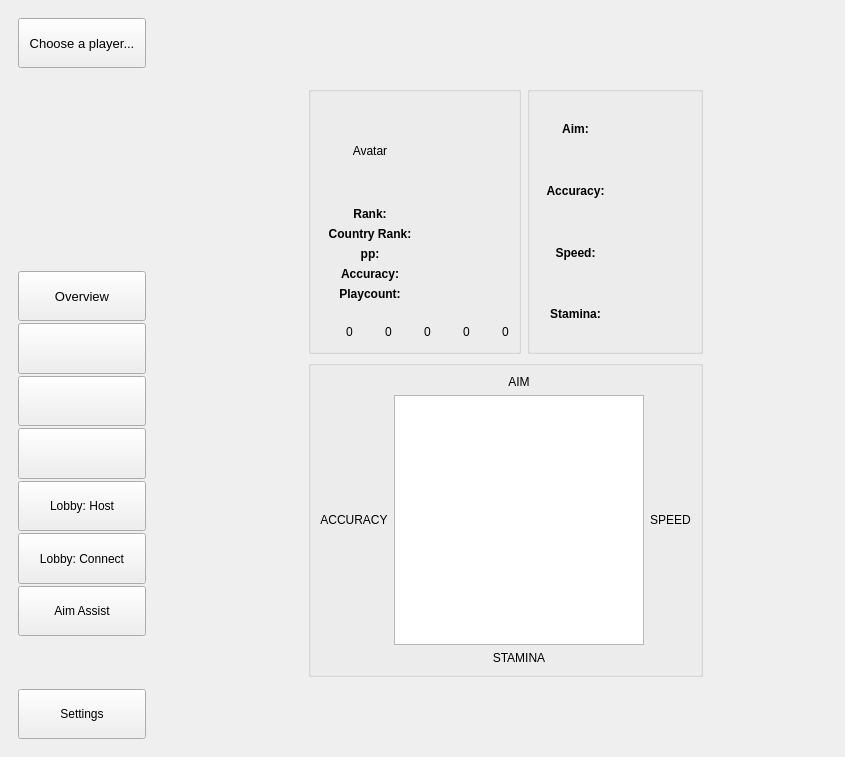
The window that osu-master/mainwindow.ui (PrefectSol/osu-master) describes before a commit, drawn with Qt 5.
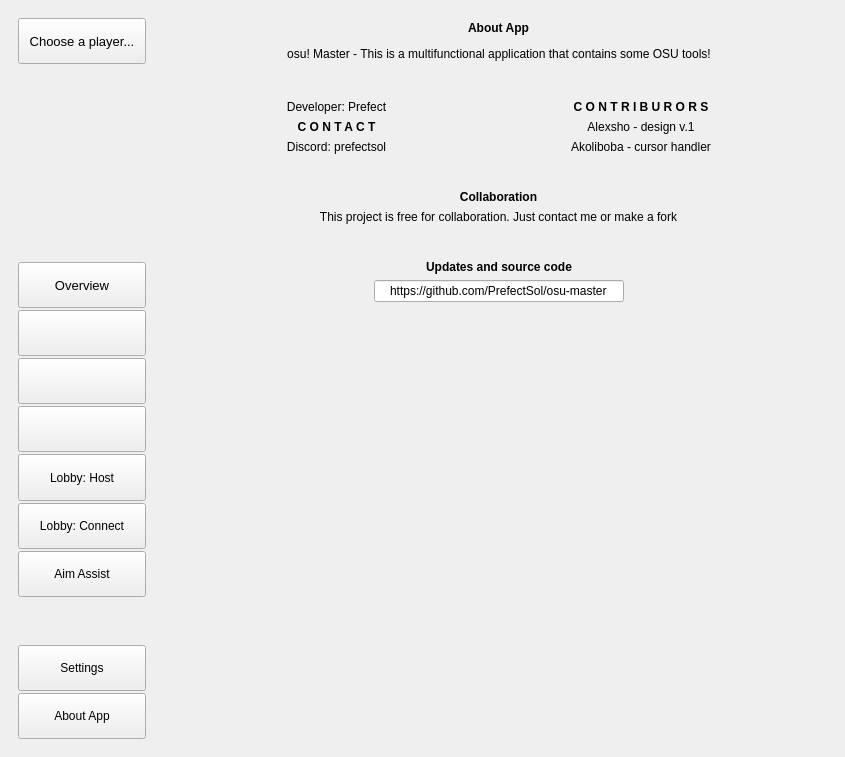
The same window after the commit.

What changed in the file:
```diff
--- a/osu-master/mainwindow.ui
+++ b/osu-master/mainwindow.ui
@@ -198,7 +198,7 @@
         </widget>
        </item>
        <item>
-        <widget class="QPushButton" name="pushButton_7">
+        <widget class="QPushButton" name="goAimAssistPage">
          <property name="sizePolicy">
           <sizepolicy hsizetype="Minimum" vsizetype="Expanding">
            <horstretch>0</horstretch>
@@ -243,6 +243,19 @@
          </property>
         </widget>
        </item>
+       <item>
+        <widget class="QPushButton" name="goAboutAppPage">
+         <property name="sizePolicy">
+          <sizepolicy hsizetype="Minimum" vsizetype="MinimumExpanding">
+           <horstretch>0</horstretch>
+           <verstretch>0</verstretch>
+          </sizepolicy>
+         </property>
+         <property name="text">
+          <string>About App</string>
+         </property>
+        </widget>
+       </item>
       </layout>
      </widget>
     </item>
@@ -264,7 +277,7 @@
        <number>0</number>
       </property>
       <property name="currentIndex">
-       <number>1</number>
+       <number>4</number>
       </property>
       <widget class="QWidget" name="choosePage">
        <layout class="QGridLayout" name="gridLayout_7">
@@ -1247,6 +1260,17 @@
         </item>
        </layout>
       </widget>
+      <widget class="QWidget" name="aimAssistPage">
+       <layout class="QGridLayout" name="gridLayout_5">
+        <item row="0" column="0">
+         <widget class="QLabel" name="label_3">
+          <property name="text">
+           <string>Instruction</string>
+          </property>
+         </widget>
+        </item>
+       </layout>
+      </widget>
       <widget class="QWidget" name="settingsPage">
        <layout class="QGridLayout" name="gridLayout">
         <item row="0" column="0" rowspan="2" colspan="3">
@@ -1363,6 +1387,412 @@
         </item>
        </layout>
       </widget>
+      <widget class="QWidget" name="aboutAppPage">
+       <layout class="QVBoxLayout" name="verticalLayout_14">
+        <item>
+         <layout class="QVBoxLayout" name="verticalLayout_9">
+          <item>
+           <layout class="QHBoxLayout" name="horizontalLayout_3">
+            <item>
+             <spacer name="horizontalSpacer_6">
+              <property name="orientation">
+               <enum>Qt::Horizontal</enum>
+              </property>
+              <property name="sizeHint" stdset="0">
+               <size>
+                <width>40</width>
+                <height>20</height>
+               </size>
+              </property>
+             </spacer>
+            </item>
+            <item>
+             <widget class="QLabel" name="label_4">
+              <property name="font">
+               <font>
+                <bold>true</bold>
+               </font>
+              </property>
+              <property name="text">
+               <string>About App</string>
+              </property>
+              <property name="alignment">
+               <set>Qt::AlignCenter</set>
+              </property>
+             </widget>
+            </item>
+            <item>
+             <spacer name="horizontalSpacer_7">
+              <property name="orientation">
+               <enum>Qt::Horizontal</enum>
+              </property>
+              <property name="sizeHint" stdset="0">
+               <size>
+                <width>40</width>
+                <height>20</height>
+               </size>
+              </property>
+             </spacer>
+            </item>
+           </layout>
+          </item>
+          <item>
+           <layout class="QHBoxLayout" name="horizontalLayout_4">
+            <item>
+             <spacer name="horizontalSpacer_9">
+              <property name="orientation">
+               <enum>Qt::Horizontal</enum>
+              </property>
+              <property name="sizeHint" stdset="0">
+               <size>
+                <width>40</width>
+                <height>20</height>
+               </size>
+              </property>
+             </spacer>
+            </item>
+            <item>
+             <widget class="QLabel" name="label_13">
+              <property name="text">
+               <string>osu! Master - This is a multifunctional application that contains some OSU tools!</string>
+              </property>
+              <property name="alignment">
+               <set>Qt::AlignCenter</set>
+              </property>
+             </widget>
+            </item>
+            <item>
+             <spacer name="horizontalSpacer_11">
+              <property name="orientation">
+               <enum>Qt::Horizontal</enum>
+              </property>
+              <property name="sizeHint" stdset="0">
+               <size>
+                <width>40</width>
+                <height>20</height>
+               </size>
+              </property>
+             </spacer>
+            </item>
+           </layout>
+          </item>
+         </layout>
+        </item>
+        <item>
+         <spacer name="verticalSpacer_9">
+          <property name="orientation">
+           <enum>Qt::Vertical</enum>
+          </property>
+          <property name="sizeType">
+           <enum>QSizePolicy::Minimum</enum>
+          </property>
+          <property name="sizeHint" stdset="0">
+           <size>
+            <width>20</width>
+            <height>30</height>
+           </size>
+          </property>
+         </spacer>
+        </item>
+        <item>
+         <layout class="QHBoxLayout" name="horizontalLayout_7">
+          <item>
+           <spacer name="horizontalSpacer_10">
+            <property name="orientation">
+             <enum>Qt::Horizontal</enum>
+            </property>
+            <property name="sizeHint" stdset="0">
+             <size>
+              <width>40</width>
+              <height>20</height>
+             </size>
+            </property>
+           </spacer>
+          </item>
+          <item>
+           <layout class="QVBoxLayout" name="verticalLayout_13">
+            <item>
+             <widget class="QLabel" name="label_5">
+              <property name="text">
+               <string>Developer: Prefect</string>
+              </property>
+              <property name="alignment">
+               <set>Qt::AlignCenter</set>
+              </property>
+             </widget>
+            </item>
+            <item>
+             <layout class="QVBoxLayout" name="verticalLayout_11">
+              <item>
+               <widget class="QLabel" name="label_6">
+                <property name="font">
+                 <font>
+                  <bold>true</bold>
+                 </font>
+                </property>
+                <property name="text">
+                 <string>C O N T A C T</string>
+                </property>
+                <property name="alignment">
+                 <set>Qt::AlignCenter</set>
+                </property>
+               </widget>
+              </item>
+              <item>
+               <widget class="QLabel" name="label_7">
+                <property name="text">
+                 <string>Discord: prefectsol</string>
+                </property>
+                <property name="alignment">
+                 <set>Qt::AlignCenter</set>
+                </property>
+               </widget>
+              </item>
+             </layout>
+            </item>
+           </layout>
+          </item>
+          <item>
+           <spacer name="horizontalSpacer_8">
+            <property name="orientation">
+             <enum>Qt::Horizontal</enum>
+            </property>
+            <property name="sizeHint" stdset="0">
+             <size>
+              <width>178</width>
+              <height>20</height>
+             </size>
+            </property>
+           </spacer>
+          </item>
+          <item>
+           <layout class="QVBoxLayout" name="verticalLayout_10">
+            <item>
+             <widget class="QLabel" name="label_8">
+              <property name="font">
+               <font>
+                <bold>true</bold>
+               </font>
+              </property>
+              <property name="text">
+               <string>C O N T R I B U R O R S</string>
+              </property>
+              <property name="alignment">
+               <set>Qt::AlignCenter</set>
+              </property>
+             </widget>
+            </item>
+            <item>
+             <widget class="QLabel" name="label_9">
+              <property name="text">
+               <string>Alexsho - design v.1</string>
+              </property>
+              <property name="alignment">
+               <set>Qt::AlignCenter</set>
+              </property>
+             </widget>
+            </item>
+            <item>
+             <widget class="QLabel" name="label_10">
+              <property name="text">
+               <string>Akoliboba - cursor handler</string>
+              </property>
+              <property name="alignment">
+               <set>Qt::AlignCenter</set>
+              </property>
+             </widget>
+            </item>
+           </layout>
+          </item>
+          <item>
+           <spacer name="horizontalSpacer_12">
+            <property name="orientation">
+             <enum>Qt::Horizontal</enum>
+            </property>
+            <property name="sizeHint" stdset="0">
+             <size>
+              <width>40</width>
+              <height>20</height>
+             </size>
+            </property>
+           </spacer>
+          </item>
+         </layout>
+        </item>
+        <item>
+         <spacer name="verticalSpacer_10">
+          <property name="orientation">
+           <enum>Qt::Vertical</enum>
+          </property>
+          <property name="sizeType">
+           <enum>QSizePolicy::Minimum</enum>
+          </property>
+          <property name="sizeHint" stdset="0">
+           <size>
+            <width>20</width>
+            <height>30</height>
+           </size>
+          </property>
+         </spacer>
+        </item>
+        <item>
+         <layout class="QHBoxLayout" name="horizontalLayout_6">
+          <item>
+           <spacer name="horizontalSpacer_14">
+            <property name="orientation">
+             <enum>Qt::Horizontal</enum>
+            </property>
+            <property name="sizeHint" stdset="0">
+             <size>
+              <width>40</width>
+              <height>20</height>
+             </size>
+            </property>
+           </spacer>
+          </item>
+          <item>
+           <layout class="QVBoxLayout" name="verticalLayout_6">
+            <item>
+             <widget class="QLabel" name="label_14">
+              <property name="font">
+               <font>
+                <bold>true</bold>
+               </font>
+              </property>
+              <property name="text">
+               <string>Collaboration</string>
+              </property>
+              <property name="alignment">
+               <set>Qt::AlignCenter</set>
+              </property>
+             </widget>
+            </item>
+            <item>
+             <widget class="QLabel" name="label_15">
+              <property name="text">
+               <string>This project is free for collaboration. Just contact me or make a fork</string>
+              </property>
+              <property name="alignment">
+               <set>Qt::AlignCenter</set>
+              </property>
+             </widget>
+            </item>
+           </layout>
+          </item>
+          <item>
+           <spacer name="horizontalSpacer_15">
+            <property name="orientation">
+             <enum>Qt::Horizontal</enum>
+            </property>
+            <property name="sizeHint" stdset="0">
+             <size>
+              <width>40</width>
+              <height>13</height>
+             </size>
+            </property>
+           </spacer>
+          </item>
+         </layout>
+        </item>
+        <item>
+         <spacer name="verticalSpacer_11">
+          <property name="orientation">
+           <enum>Qt::Vertical</enum>
+          </property>
+          <property name="sizeType">
+           <enum>QSizePolicy::Minimum</enum>
+          </property>
+          <property name="sizeHint" stdset="0">
+           <size>
+            <width>20</width>
+            <height>30</height>
+           </size>
+          </property>
+         </spacer>
+        </item>
+        <item>
+         <layout class="QHBoxLayout" name="horizontalLayout_8">
+          <item>
+           <spacer name="horizontalSpacer_16">
+            <property name="orientation">
+             <enum>Qt::Horizontal</enum>
+            </property>
+            <property name="sizeHint" stdset="0">
+             <size>
+              <width>40</width>
+              <height>20</height>
+             </size>
+            </property>
+           </spacer>
+          </item>
+          <item>
+           <layout class="QVBoxLayout" name="verticalLayout_8">
+            <item>
+             <widget class="QLabel" name="label_11">
+              <property name="font">
+               <font>
+                <bold>true</bold>
+               </font>
+              </property>
+              <property name="text">
+               <string>Updates and source code</string>
+              </property>
+              <property name="alignment">
+               <set>Qt::AlignCenter</set>
+              </property>
+             </widget>
+            </item>
+            <item>
+             <widget class="QLineEdit" name="lineEdit">
+              <property name="minimumSize">
+               <size>
+                <width>250</width>
+                <height>0</height>
+               </size>
+              </property>
+              <property name="text">
+               <string>https://github.com/PrefectSol/osu-master</string>
+              </property>
+              <property name="alignment">
+               <set>Qt::AlignCenter</set>
+              </property>
+              <property name="readOnly">
+               <bool>true</bool>
+              </property>
+             </widget>
+            </item>
+           </layout>
+          </item>
+          <item>
+           <spacer name="horizontalSpacer_13">
+            <property name="orientation">
+             <enum>Qt::Horizontal</enum>
+            </property>
+            <property name="sizeHint" stdset="0">
+             <size>
+              <width>40</width>
+              <height>20</height>
+             </size>
+            </property>
+           </spacer>
+          </item>
+         </layout>
+        </item>
+        <item>
+         <spacer name="verticalSpacer_4">
+          <property name="orientation">
+           <enum>Qt::Vertical</enum>
+          </property>
+          <property name="sizeHint" stdset="0">
+           <size>
+            <width>20</width>
+            <height>376</height>
+           </size>
+          </property>
+         </spacer>
+        </item>
+       </layout>
+      </widget>
      </widget>
     </item>
    </layout>
```
